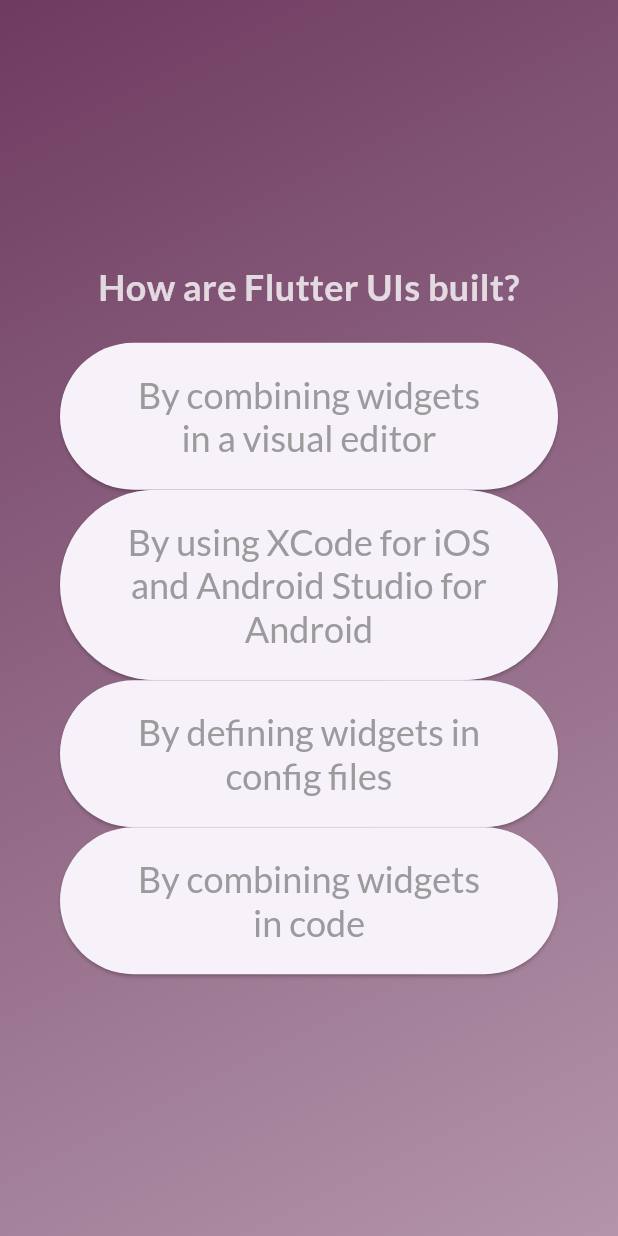
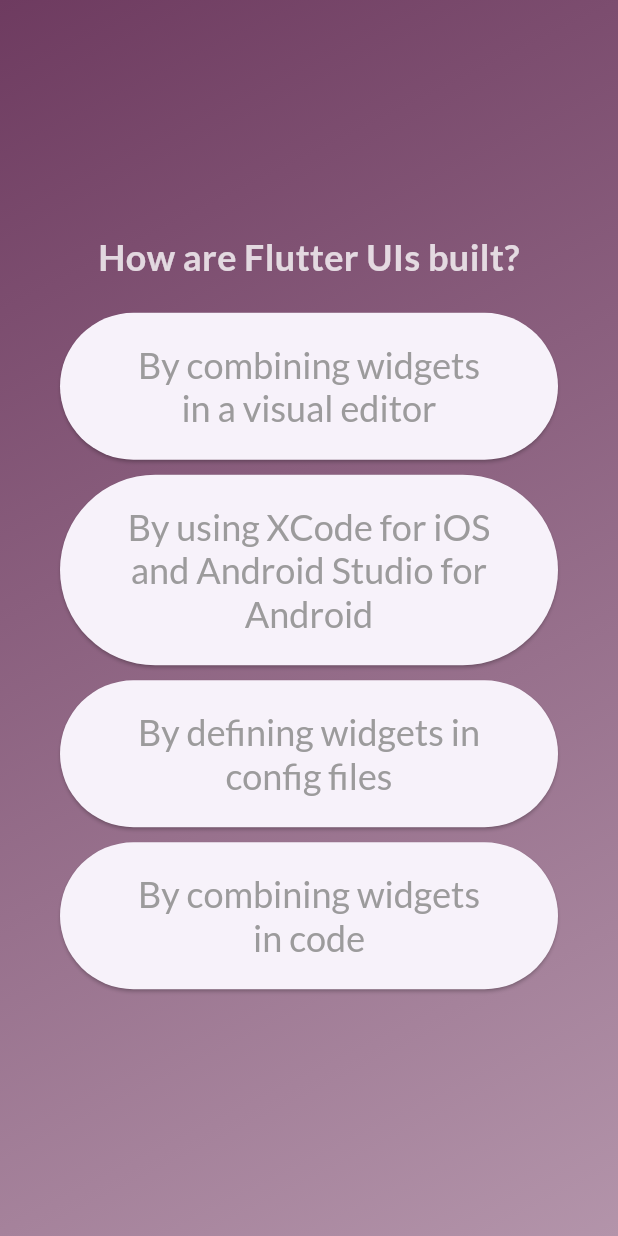
Before and after one commit to aggelostais/quiz_app, a Flutter app: the screen it shows after launch, after a tap on "Take the Quiz", after a tap on "Components", on a phone screen of 412 x 824 dp. Run offline on Flutter 3.47's test engine with Material 3 defaults, Android fonts, the phone set to English and light mode, and no system bars; our stand-ins replace google_fonts.

Commit message:
Refactor AnswerButton and QuestionsScreen classes

```diff
--- a/lib/answer_button.dart
+++ b/lib/answer_button.dart
@@ -2,15 +2,15 @@ import 'package:flutter/material.dart';
 import 'package:google_fonts/google_fonts.dart';
 
 class AnswerButton extends StatelessWidget {
-  const AnswerButton(this.answerText, this.selectHandler, {super.key});
+  const AnswerButton({super.key, required this.answerText, required this.onTap});
 
   final String answerText;
-  final void Function() selectHandler;
+  final void Function() onTap;
 
   @override
   Widget build(context) {
     return ElevatedButton(
-      onPressed: selectHandler,
+      onPressed: onTap,
       style: ElevatedButton.styleFrom(
         foregroundColor: const Color.fromARGB(255, 156, 155, 156),
         textStyle: const TextStyle(fontSize: 24),
--- a/lib/questions_screen.dart
+++ b/lib/questions_screen.dart
@@ -4,7 +4,9 @@ import 'package:quiz_app/answer_button.dart';
 import 'package:quiz_app/data/questions.dart';
 
 class QuestionsScreen extends StatefulWidget {
-  const QuestionsScreen({super.key});
+  const QuestionsScreen({super.key, required this.onSelectAnswer});
+  final void Function(String answer)
+      onSelectAnswer; //gets the function executed when answer selected from the parent widget as parameter
 
   @override
   State<QuestionsScreen> createState() => _QuestionsScreenState();
@@ -13,10 +15,11 @@ class QuestionsScreen extends StatefulWidget {
 class _QuestionsScreenState extends State<QuestionsScreen> {
   var currentQuestionIndex = 0;
 
-  void answerQuestion() {
+  void answerQuestion(String selectedAnswer) {
+    widget.onSelectAnswer(questions[currentQuestionIndex].answers[
+        0]); // widget. gives access to the properties of the widget class and its properties
     setState(() {
-      // setState triggers the build method to be called again
-      currentQuestionIndex++;
+      currentQuestionIndex++; // setState triggers the build method to be called again
     });
   }
 
@@ -51,11 +54,22 @@ class _QuestionsScreenState extends State<QuestionsScreen> {
 
             // It will return a list of AnswerButton widgets
             // ... is a spread operator that taks a list and pulls all the elements out of it
-            ...currentQuestion
-                .getShuffledAnswers()
-                .map((answer) => AnswerButton(answer, () {
-                      answerQuestion();
-                    }))
+            ...currentQuestion.getShuffledAnswers().map((answer) => Column(
+                  mainAxisAlignment:
+                      MainAxisAlignment.center, // vertical alignment
+                  crossAxisAlignment: CrossAxisAlignment
+                      .stretch, // horizontal alignment, it should take all available space
+                  children: [
+                    // calls the AnswerButton widget and passes the answer
+                    AnswerButton(
+                        answerText: answer, //answer text to be displayed is passed
+                        onTap: () {
+                          answerQuestion(answer); //
+                          const SizedBox(height: 20);
+                        }),
+                    const SizedBox(height: 10),
+                  ],
+                ))
             // Generates a list of widgets dynamically mapping a list of answers to a list of AnswerButton widgets
           ],
         ),
--- a/lib/quiz.dart
+++ b/lib/quiz.dart
@@ -1,21 +1,20 @@
 import 'package:flutter/material.dart';
+import 'package:quiz_app/data/questions.dart';
 import 'package:quiz_app/start_screen.dart';
 import 'package:quiz_app/questions_screen.dart';
 
-
-// the button that should trigger the state change
-// is in one widget and the widget that should be affected
+// the button that should trigger the state change is in one widget and the widget that should be affected
 // by the state change is another widget.
 
-// Parent widget of the StartScreen and QuestionsScreen
 class Quiz extends StatefulWidget {
+  // Parent widget of the StartScreen and QuestionsScreen
   const Quiz({super.key});
 
   @override
-  State<Quiz> createState() => _QuizState(); // createState creates the state for the widget based on QuizState
+  State<Quiz> createState() =>
+      _QuizState(); // createState creates the state for the widget based on QuizState
 }
 
-// This class is closely connected with the Quiz class
 class _QuizState extends State<Quiz> {
   // We start with the StartScreen, widgets can be stored in variables
   // Widget to not restrict the variable to the type of StartScreen widget
@@ -28,8 +27,9 @@ class _QuizState extends State<Quiz> {
   // and never executed again
 
   var activeScreen = 'start-screen';
+  List<String> selectedAnswers = [];
+
   // Widget? activeScreen; // alternative way
-
   // alternative way, init state should be called
   // @override
   // void initState() {
@@ -46,13 +46,26 @@ class _QuizState extends State<Quiz> {
     });
   }
 
+// Adds the selected answer to the list
+  void chooseAnswer(String answer) {
+    selectedAnswers.add(answer);
+    if (selectedAnswers.length == questions.length) {
+      setState(() {
+        activeScreen = 'start-screen';
+        selectedAnswers = [];
+      });
+    }
+  }
+
   @override
   Widget build(BuildContext context) {
-
-    Widget screenWidget = StartScreen(switchScreen);
+    Widget screenWidget = StartScreen(startQuestions: switchScreen);
     // When activeScreen is 'questions-screen' is changed in setState it will be triggered
     if (activeScreen == 'questions-screen') {
-      screenWidget = const QuestionsScreen();
+      screenWidget = QuestionsScreen(
+        onSelectAnswer:
+            chooseAnswer, //gives the function that should be executed when asnwer is selected
+      );
     }
 
     // ternary-expression: condition ? true : false
@@ -62,8 +75,8 @@ class _QuizState extends State<Quiz> {
 
     return MaterialApp(
       home: Scaffold(
-        //We wrap it in container here to apply the same gradient to all screens
         body: Container(
+          //We wrap it in container here to apply the same gradient to all screens
           decoration: const BoxDecoration(
             gradient: LinearGradient(
               colors: [
--- a/lib/start_screen.dart
+++ b/lib/start_screen.dart
@@ -3,11 +3,11 @@ import 'package:google_fonts/google_fonts.dart';
 
 class StartScreen extends StatelessWidget {
   // In that way we can pass a pointer to the switchScreen function that should be accessed
-  // We now can call just startQuiz() to execute the function
-  // with this.startQuiz we set the function passed to the internal function startQuiz
-  const StartScreen(this.startQuiz, {super.key});
+  // We now can call just startQuestions() to execute the function
+  // with this.startQuestions we set the function passed to the internal function startQuestions
+  const StartScreen({super.key, required this.startQuestions});
 
-  final void Function() startQuiz;
+  final void Function() startQuestions;
 
   @override
   Widget build(context) {
@@ -32,7 +32,7 @@ class StartScreen extends StatelessWidget {
           ),
           const Padding(padding: EdgeInsets.all(20)),
           ElevatedButton.icon(
-            onPressed: startQuiz,
+            onPressed: startQuestions,
             style: ElevatedButton.styleFrom(
               padding: const EdgeInsets.all(20),
               foregroundColor: const Color.fromARGB(255, 156, 155, 156),
```
